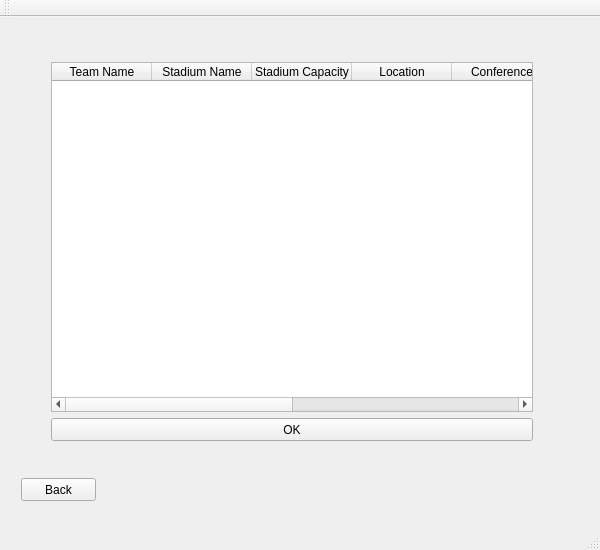
This is mainwindow.ui in Jesus0342/CS1D-Project-2 as Qt 5 draws it before an edit. The edited form follows.
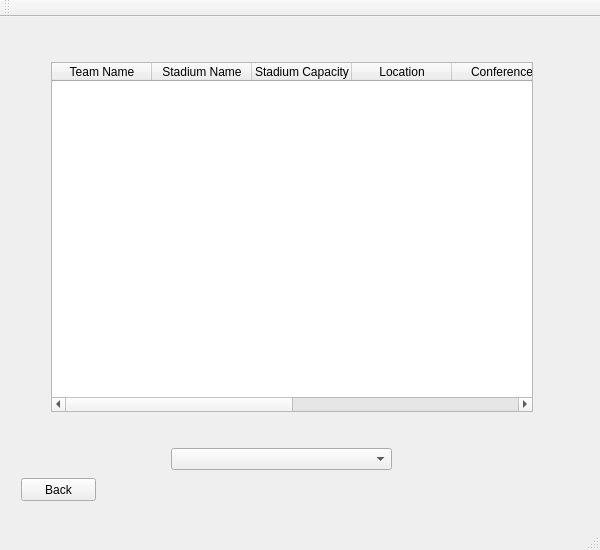
This is the edited form.

```diff
--- a/mainwindow.ui
+++ b/mainwindow.ui
@@ -154,19 +154,6 @@
          </property>
         </column>
        </widget>
-       <widget class="QPushButton" name="pushButton_3">
-        <property name="geometry">
-         <rect>
-          <x>40</x>
-          <y>390</y>
-          <width>482</width>
-          <height>23</height>
-         </rect>
-        </property>
-        <property name="text">
-         <string>OK</string>
-        </property>
-       </widget>
        <widget class="QPushButton" name="pushButton_backViewTeamInfo">
         <property name="geometry">
          <rect>
@@ -180,6 +167,16 @@
          <string>Back</string>
         </property>
        </widget>
+       <widget class="QComboBox" name="comboBox_searchTeam">
+        <property name="geometry">
+         <rect>
+          <x>160</x>
+          <y>420</y>
+          <width>221</width>
+          <height>22</height>
+         </rect>
+        </property>
+       </widget>
       </widget>
      </widget>
     </item>
```
Left out of the diff: 2 changed lines with no effect on the pictures.
